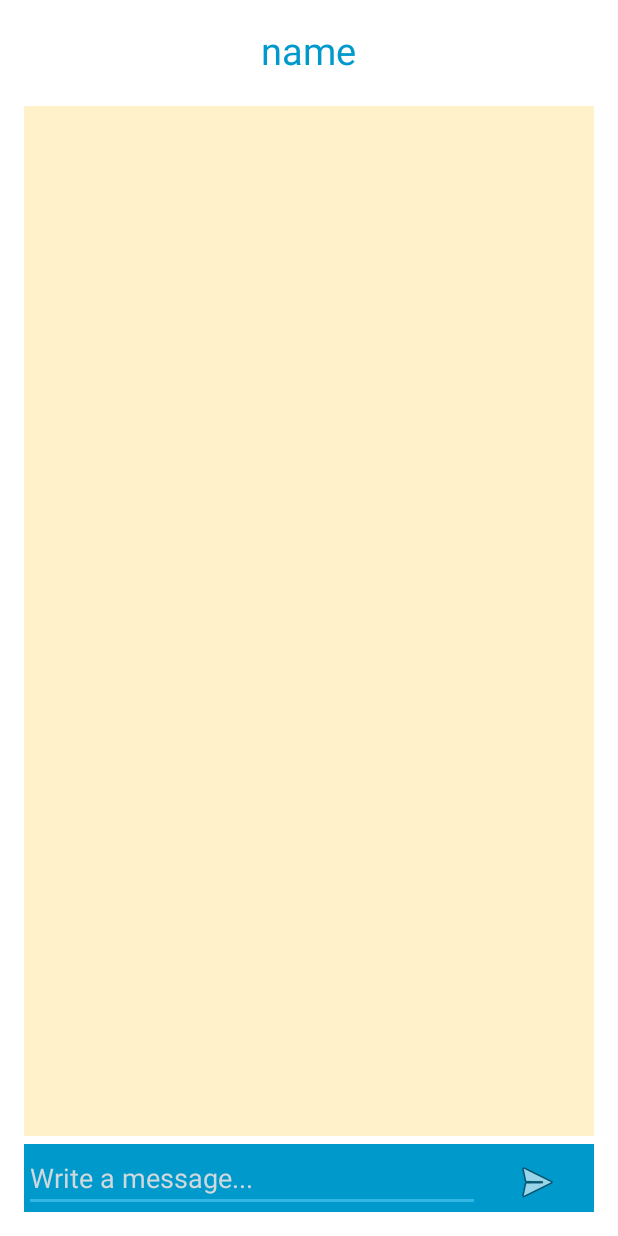
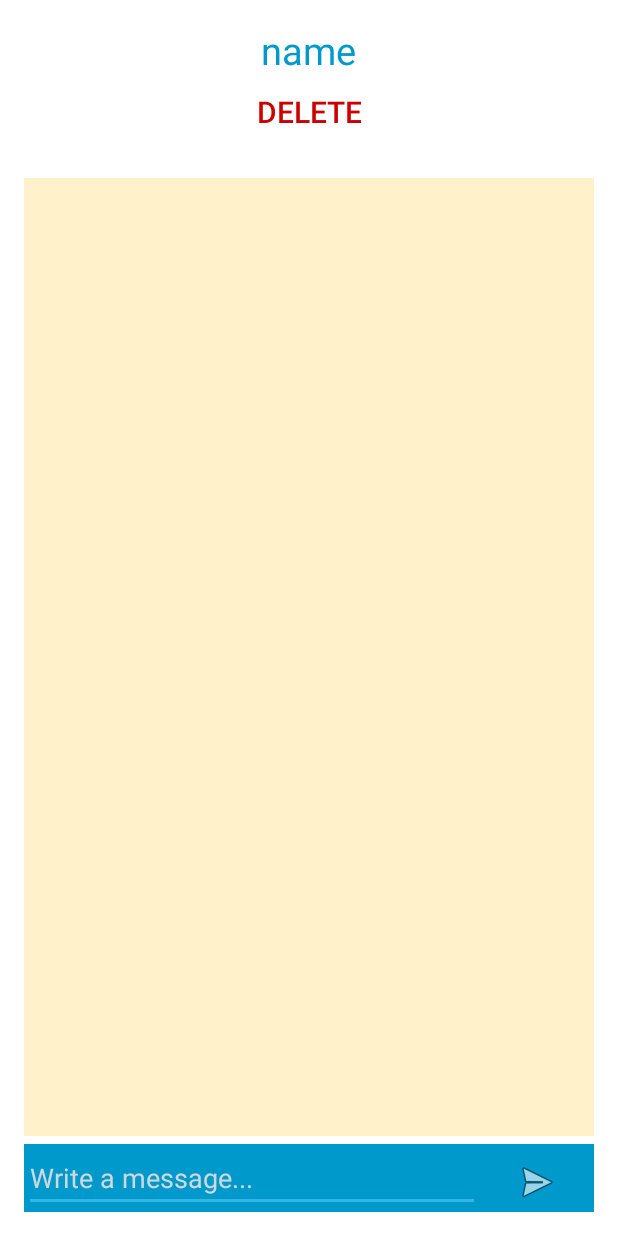
Before and after one commit to alexrupom/Share-and-Ride, an Android app: the layout activity_chat.xml on its own in the app's theme, with its tools: preview values and no code run, on a phone screen of 412 x 824 dp. Run offline under Robolectric (Android 15) with nearby library versions, the phone set to English and light mode, and no system bars.

Commit message:
delete added

```diff
--- a/Application/Share&Ride/app/src/main/java/shafin/shareride/FindRideActivity.java
+++ b/Application/Share&Ride/app/src/main/java/shafin/shareride/FindRideActivity.java
@@ -85,7 +85,7 @@ public class FindRideActivity extends AppCompatActivity {
                     public void onClick(View view) {
                         String chatname=chat.getUserName()+", has created the post. \nFrom: "+chat.getFrom()+" To: "+chat.getTo()+"\nat "+chat.getTime()+" using "+chat.getVehicle();
                         String id=chat.getId();
-                        Toast.makeText(getApplicationContext(),chat.getUserName(),Toast.LENGTH_SHORT).show();
+                       // Toast.makeText(getApplicationContext(),chat.getUserName(),Toast.LENGTH_SHORT).show();
                         Intent i = new Intent(FindRideActivity.this, ChatActivity.class);
                         //Create the bundle
                         Bundle bundle = new Bundle();
--- a/Application/Share&Ride/app/src/main/res/layout/activity_chat.xml
+++ b/Application/Share&Ride/app/src/main/res/layout/activity_chat.xml
@@ -19,6 +19,14 @@
         android:textSize="25dp"
         android:textColor="@android:color/holo_blue_dark"/>
 
+<Button
+    android:layout_width="match_parent"
+    android:layout_height="wrap_content"
+    android:id="@+id/delete"
+    android:text="Delete"
+    android:textColor="@android:color/holo_red_dark"
+    android:textSize="20dp"
+    android:background="@android:color/transparent"/>
 
         <LinearLayout
             android:layout_width="match_parent"
```
Also changed, not shown: Application/Share&Ride/app/src/main/java/shafin/shareride/ChatActivity.java (+21 -2 lines).
